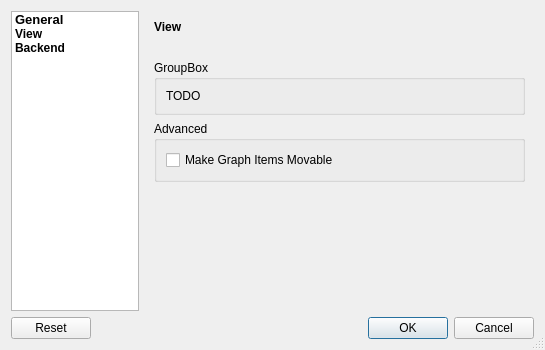
The window that src/gui/dialogs/configdialog.ui (saschpe/masonry) describes before a commit, drawn with Qt 5.
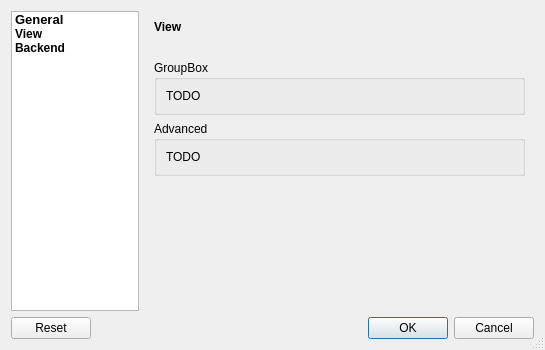
The same window after the commit. The open tabs and pages were chosen to show the change.

Commit message: Removed the advanced settings entry that allowed to make NodeItems in the scene movable. This involved changing GraphScene, MainWindow and the ConfigDialog.

What changed in the file:
```diff
--- a/src/gui/dialogs/configdialog.ui
+++ b/src/gui/dialogs/configdialog.ui
@@ -191,9 +191,9 @@
          </property>
          <layout class="QGridLayout" name="gridLayout_11">
           <item row="0" column="0">
-           <widget class="QCheckBox" name="graphItemsMovableCheckBox">
+           <widget class="QLabel" name="label_3">
             <property name="text">
-             <string>Make Graph Items Movable</string>
+             <string>TODO</string>
             </property>
            </widget>
           </item>
```
Left out of the diff: 5 changed lines with no effect on the pictures. The commit also changes 4 other files.
